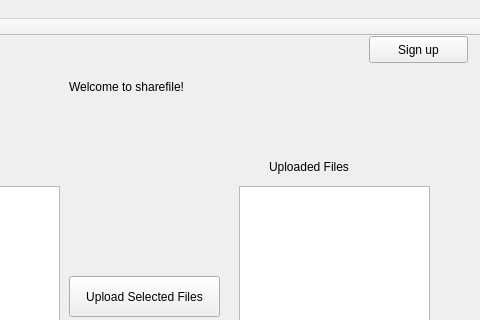
Qt form sharefileclient/mainwindow.ui (taragu/sharefile) before a commit; both pictures show x 161 to 641 and y 0 to 320 of the 641 by 513 pixel window.
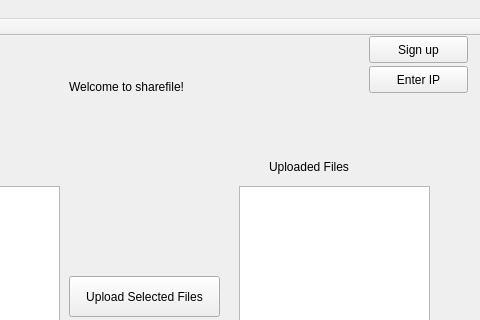
The same form after that commit.

Commit message: added connect dialog

```diff
--- a/sharefileclient/mainwindow.ui
+++ b/sharefileclient/mainwindow.ui
@@ -99,6 +99,19 @@
      <string>Sign up</string>
     </property>
    </widget>
+   <widget class="QPushButton" name="connect_button">
+    <property name="geometry">
+     <rect>
+      <x>530</x>
+      <y>30</y>
+      <width>99</width>
+      <height>27</height>
+     </rect>
+    </property>
+    <property name="text">
+     <string>Enter IP</string>
+    </property>
+   </widget>
   </widget>
   <widget class="QMenuBar" name="menuBar">
    <property name="geometry">
```
The commit also changes 6 other files.
